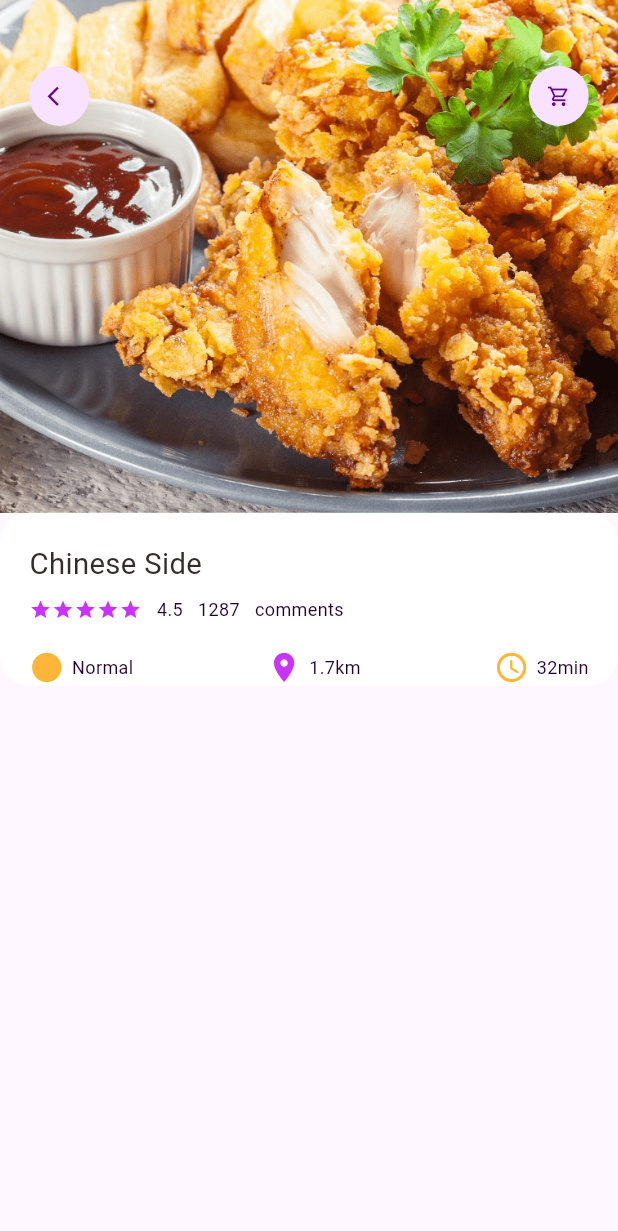
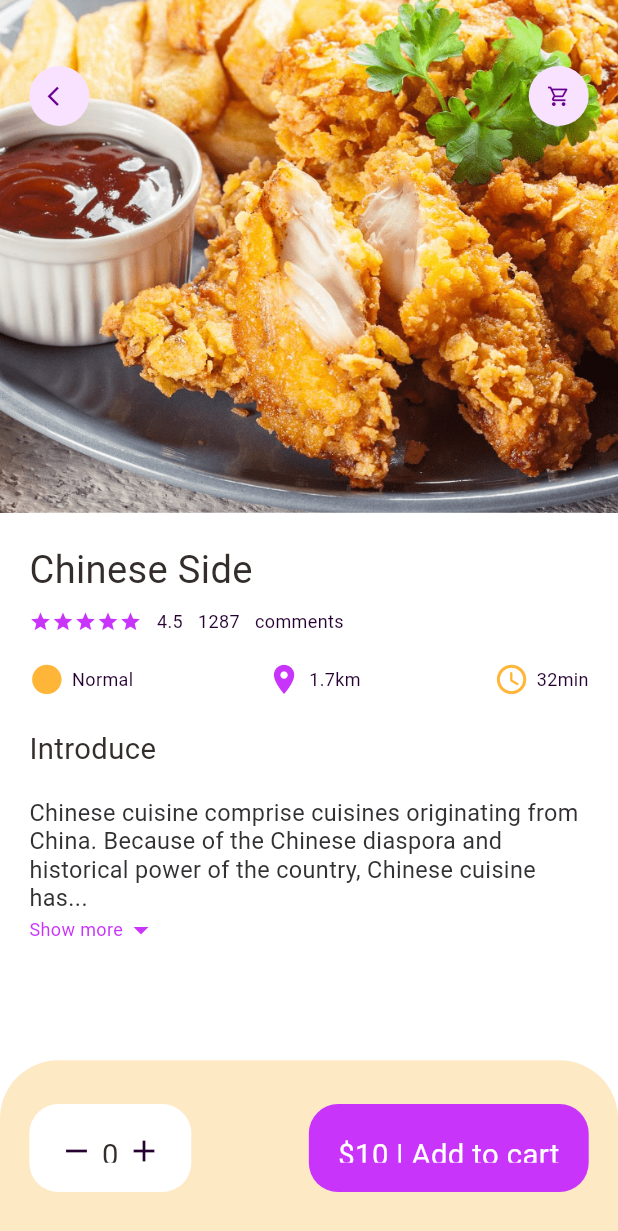
Before and after one commit to Pasindu599/Food_delivery_app_with_Flutter, a Flutter app: the screen it shows after launch, on a phone screen of 412 x 824 dp. Shown: the top 1231 px of the screen. Run offline on Flutter 3.47's test engine with Material 2 defaults, Android fonts, the phone set to English and light mode, and no system bars; our stand-ins replace dots_indicator, get.

Commit message:
modified:   android/gradle/wrapper/gradle-wrapper.properties 	new file:   lib/Widgets/app_column.dart 	new file:   lib/Widgets/expandable_text.dart 	modified:   lib/pages/Home/food_page_body.dart 	modified:   lib/pages/food/popular_food_details.dart 	modified:   lib/utils/AppColor.dart 	modified:   lib/utils/dimensions.dart

```diff
--- /dev/null
+++ b/lib/Widgets/app_column.dart
@@ -0,0 +1,71 @@
+import 'package:flutter/foundation.dart';
+import 'package:flutter/material.dart';
+import 'package:food_delivery/Widgets/small_text.dart';
+
+import '../utils/AppColor.dart';
+import '../utils/dimensions.dart';
+import 'big_text.dart';
+import 'icon_and_text.dart';
+
+class AppColumn extends StatelessWidget {
+  final String text;
+  const AppColumn({Key?key , required this.text, }) : super(key: key) ;
+
+  @override
+  Widget build(BuildContext context) {
+    return Column(
+      crossAxisAlignment: CrossAxisAlignment.start,
+      children: [
+        BigText(text:text, size: Dimensions.font26,),
+        SizedBox(
+          height: Dimensions.height10,
+        ),
+        Row(
+          children: [
+            Wrap(
+              children: List.generate(
+                  5,
+                  (index) => Icon(
+                        Icons.star,
+                        color: AppColor.MainColor,
+                        size: 15,
+                      )),
+            ),
+            SizedBox(
+              width: 10,
+            ),
+            SmallText(text: "4.5"),
+            SizedBox(
+              width: 10,
+            ),
+            SmallText(text: "1287"),
+            SizedBox(
+              width: 10,
+            ),
+            SmallText(text: "comments"),
+          ],
+        ),
+        SizedBox(
+          height: Dimensions.height20,
+        ),
+        Row(
+          mainAxisAlignment: MainAxisAlignment.spaceBetween,
+          children: [
+            IconAndText(
+                icon: Icons.circle_sharp,
+                iconColor: AppColor.IconColor1,
+                text: "Normal"),
+            IconAndText(
+                icon: Icons.location_on,
+                iconColor: AppColor.MainColor,
+                text: "1.7km"),
+            IconAndText(
+                icon: Icons.access_time_rounded,
+                iconColor: AppColor.IconColor1,
+                text: "32min"),
+          ],
+        ),
+      ],
+    );
+  }
+}
--- /dev/null
+++ b/lib/Widgets/expandable_text.dart
@@ -0,0 +1,75 @@
+import 'dart:io';
+
+import 'package:flutter/foundation.dart';
+import 'package:flutter/material.dart';
+import 'package:food_delivery/Widgets/small_text.dart';
+import 'package:food_delivery/utils/AppColor.dart';
+import 'package:food_delivery/utils/dimensions.dart';
+import 'package:get/get_connect/http/src/utils/utils.dart';
+
+class ExpandableText extends StatefulWidget {
+  final String text;
+
+  const ExpandableText({Key? key, required this.text}) : super(key: key);
+
+  @override
+  State<ExpandableText> createState() => _ExpandableTextState();
+}
+
+class _ExpandableTextState extends State<ExpandableText> {
+  late String firstHalf;
+  late String secondHalf;
+
+  bool hiddenText = true;
+  double textHeight = Dimensions.screenHeight / 5.63;
+
+  @override
+  void initState() {
+    super.initState();
+    if (widget.text.length > textHeight) {
+      firstHalf = widget.text.substring(0, textHeight.toInt());
+      secondHalf =
+          widget.text.substring(textHeight.toInt() + 1, widget.text.length);
+    } else {
+      firstHalf = widget.text;
+      secondHalf = "";
+    }
+  }
+
+  @override
+  Widget build(BuildContext context) {
+    return Container(
+      child: secondHalf.isEmpty
+          ? SmallText(height: 1.8, color: AppColor.paraTextColor,size: Dimensions.font16, text: firstHalf)
+          : Column(
+              children: [
+                SmallText(
+                    color: AppColor.paraTextColor,
+                    size: Dimensions.font16,
+                    text: hiddenText
+                        ? (firstHalf + "...")
+                        : (firstHalf + secondHalf)),
+                InkWell(
+                  onTap: () {
+                    setState(() {
+                      hiddenText = !hiddenText;
+                    });
+                  },
+                  child: Row(children: [
+                    SmallText(
+
+                      text: "Show more",
+                      color: AppColor.MainColor,
+                    ),
+                    Icon(
+
+                      hiddenText?  Icons.arrow_drop_down : Icons.arrow_drop_up,
+                      color: AppColor.MainColor,
+                    ),
+                  ]),
+                ),
+              ],
+            ),
+    );
+  }
+}
--- a/lib/pages/Home/food_page_body.dart
+++ b/lib/pages/Home/food_page_body.dart
@@ -1,5 +1,6 @@
 import 'package:dots_indicator/dots_indicator.dart';
 import 'package:flutter/material.dart';
+import 'package:food_delivery/Widgets/app_column.dart';
 import 'package:food_delivery/Widgets/big_text.dart';
 import 'package:food_delivery/Widgets/icon_and_text.dart';
 import 'package:food_delivery/Widgets/small_text.dart';
@@ -259,60 +260,7 @@ class _FoodPageBodyState extends State<FoodPageBody> {
                     top: Dimensions.height15,
                     left: Dimensions.width15,
                     right: Dimensions.width15),
-                child: Column(
-                  crossAxisAlignment: CrossAxisAlignment.start,
-                  children: [
-                    BigText(text: "Chinese Side"),
-                    SizedBox(
-                      height: Dimensions.height10,
-                    ),
-                    Row(
-                      children: [
-                        Wrap(
-                          children: List.generate(
-                              5,
-                              (index) => Icon(
-                                    Icons.star,
-                                    color: AppColor.MainColor,
-                                    size: 15,
-                                  )),
-                        ),
-                        SizedBox(
-                          width: 10,
-                        ),
-                        SmallText(text: "4.5"),
-                        SizedBox(
-                          width: 10,
-                        ),
-                        SmallText(text: "1287"),
-                        SizedBox(
-                          width: 10,
-                        ),
-                        SmallText(text: "comments"),
-                      ],
-                    ),
-                    SizedBox(
-                      height: Dimensions.height20,
-                    ),
-                    Row(
-                      mainAxisAlignment: MainAxisAlignment.spaceBetween,
-                      children: [
-                        IconAndText(
-                            icon: Icons.circle_sharp,
-                            iconColor: AppColor.IconColor1,
-                            text: "Normal"),
-                        IconAndText(
-                            icon: Icons.location_on,
-                            iconColor: AppColor.MainColor,
-                            text: "1.7km"),
-                        IconAndText(
-                            icon: Icons.access_time_rounded,
-                            iconColor: AppColor.IconColor1,
-                            text: "32min"),
-                      ],
-                    ),
-                  ],
-                ),
+                child: AppColumn(text: "Chinese Side",),
               ),
             ),
           ),
--- a/lib/pages/food/popular_food_details.dart
+++ b/lib/pages/food/popular_food_details.dart
@@ -1,7 +1,9 @@
 import 'package:flutter/foundation.dart';
 import 'package:flutter/material.dart';
 import 'package:flutter/widgets.dart';
+import 'package:food_delivery/Widgets/app_column.dart';
 import 'package:food_delivery/Widgets/app_icon.dart';
+import 'package:food_delivery/Widgets/expandable_text.dart';
 import 'package:food_delivery/utils/dimensions.dart';
 
 import '../../Widgets/big_text.dart';
@@ -15,6 +17,7 @@ class PopularFoodDetail extends StatelessWidget {
   @override
   Widget build(BuildContext context) {
     return Scaffold(
+      backgroundColor: Colors.white,
       body: Stack(
         children: [
           Positioned(
@@ -50,69 +53,82 @@ class PopularFoodDetail extends StatelessWidget {
           Positioned(
             left: 0,
             right: 0,
+            bottom: 0,
             top:Dimensions.popularFoodImageSize,
             child: Container(
               padding: EdgeInsets.only(left:Dimensions.width20, right:Dimensions.width20 ,top: Dimensions.height20 ),
               decoration: BoxDecoration(
-                borderRadius: BorderRadius.circular(Dimensions.radius20),
+                borderRadius: BorderRadius.only(
+                  topLeft: Radius.circular(Dimensions.radius20),
+                  topRight: Radius.circular(Dimensions.radius20),
+                ),
                 color: Colors.white,
               ),
               child: Column(
                 crossAxisAlignment: CrossAxisAlignment.start,
                 children: [
-                    BigText(text: "Chinese Side"),
-                    SizedBox(
-                      height: Dimensions.height10,
-                    ),
-                    Row(
-                      children: [
-                        Wrap(
-                          children: List.generate(
-                              5,
-                              (index) => Icon(
-                                    Icons.star,
-                                    color: AppColor.MainColor,
-                                    size: 15,
-                                  )),
-                        ),
-                        SizedBox(
-                          width: 10,
-                        ),
-                        SmallText(text: "4.5"),
-                        SizedBox(
-                          width: 10,
-                        ),
-                        SmallText(text: "1287"),
-                        SizedBox(
-                          width: 10,
-                        ),
-                        SmallText(text: "comments"),
-                      ],
-                    ),
-                    SizedBox(
-                      height: Dimensions.height20,
-                    ),
-                    Row(
-                      mainAxisAlignment: MainAxisAlignment.spaceBetween,
-                      children: [
-                        IconAndText(
-                            icon: Icons.circle_sharp,
-                            iconColor: AppColor.IconColor1,
-                            text: "Normal"),
-                        IconAndText(
-                            icon: Icons.location_on,
-                            iconColor: AppColor.MainColor,
-                            text: "1.7km"),
-                        IconAndText(
-                            icon: Icons.access_time_rounded,
-                            iconColor: AppColor.IconColor1,
-                            text: "32min"),
-                      ],
-                    ),
+                  AppColumn(text: "Chinese Side",),
+                  SizedBox(height: Dimensions.height20,),
+                  BigText(text: "Introduce"),
+                  SizedBox(height: Dimensions.height20,),
+                  Expanded(child: SingleChildScrollView(child: ExpandableText(text: "Chinese cuisine comprise cuisines originating from China. Because of the Chinese diaspora and historical power of the country, Chinese cuisine has profoundly influenced many other cuisines in Asia and beyond, with modifications made to cater to local palates. Chinese food staples such as rice, soy sauce, noodles, tea, chili oil, and tofu, and utensils such as chopsticks and the wok, can now be found worldwide."))),
+
+
                 ],
               ),
           ))
+
+
         ],
+      ),
+      bottomNavigationBar: Container(
+        height: Dimensions.height120,
+        padding: EdgeInsets.only(left:Dimensions.width20 , right: Dimensions.width20, top: Dimensions.height30 , bottom: Dimensions.height30),
+        decoration: BoxDecoration(
+          color: AppColor.bottomBackground,
+
+          borderRadius: BorderRadius.only(
+
+            topLeft: Radius.circular(Dimensions.radius20*2),
+            topRight: Radius.circular(Dimensions.radius20*2),
+          )
+        ),
+        child: Row(
+          mainAxisAlignment: MainAxisAlignment.spaceBetween,
+          children: [
+            Container(
+              padding: EdgeInsets.only(top: Dimensions.height20, bottom: Dimensions.height20, left: Dimensions.width20 , right: Dimensions.width20),
+              decoration: BoxDecoration(
+                borderRadius: BorderRadius.circular(Dimensions.radius20),
+                color: Colors.white,
+              ),
+              child: Row(
+                children: [
+                  Icon(
+                    Icons.remove,
+                    color: AppColor.MainTextColor,
+                  ),
+                  SizedBox(width: Dimensions.width10/2,),
+                  BigText(text: "0"),
+                  SizedBox(width: Dimensions.width10/2,),
+                  Icon(
+                    Icons.add, color: AppColor.MainTextColor,
+                  )
+                ],
+              ),
+
+            ),
+            Container(
+              padding: EdgeInsets.only(top: Dimensions.height20, bottom: Dimensions.height20, left: Dimensions.width20 , right: Dimensions.width20),
+
+              child: BigText(text: "\$10 | Add to cart", color: Colors.white,),
+              decoration: BoxDecoration(
+                borderRadius: BorderRadius.circular(Dimensions.radius20),
+                color: AppColor.MainColor,
+              ),
+            )
+          ],
+        ),
       ),
 
     );
--- a/lib/utils/AppColor.dart
+++ b/lib/utils/AppColor.dart
@@ -4,6 +4,12 @@ class AppColor {
   static final Color MainColor = Color.fromARGB(255, 201, 52, 250);
   static final Color MainTextColor = Color.fromARGB(255, 37, 0, 49);
 
+  static final Color paraTextColor = Color.fromARGB(255, 50, 48, 51);
+
   static final Color IconColor1 = Color.fromARGB(255, 255, 182, 56);
 
+  static final Color bottomBackground = Color.fromARGB(255, 254, 233, 197);
+
+
+
 }
--- a/lib/utils/dimensions.dart
+++ b/lib/utils/dimensions.dart
@@ -12,6 +12,7 @@ class Dimensions {
   static double height20 = screenHeight / 42.2;
   static double height15 = screenHeight / 56.27;
   static double height30 = screenHeight / 28.13;
+  static double height120 = screenHeight / 7.03;
 
   static double height45 = screenHeight / 18.76;
 
@@ -22,6 +23,8 @@ class Dimensions {
   static double weight45 = screenHeight / 18.76;
 
   static double font20 = screenHeight / 42.2;
+  static double font26 = screenHeight / 32.46;
+  static double font16 = screenHeight / 52.75;
 
   static double radius20 = screenHeight / 42.2;
   static double radius15 = screenHeight / 56.27;
```
Also changed, not shown: 1 other file. Lines whose indentation alone changed are shown as unchanged.
